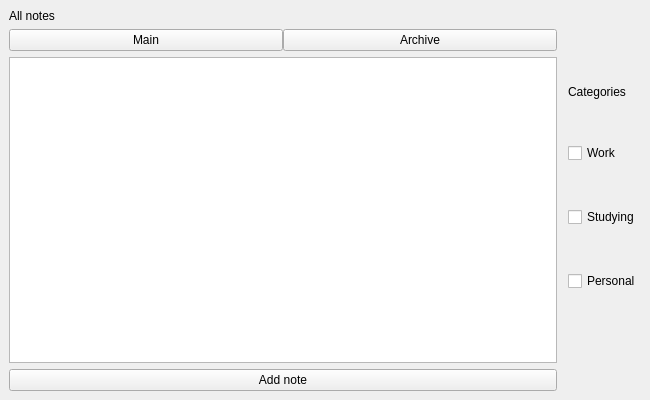
First picture: the form in 3rd term/Lab2/mainwindow.ui, repository einoorish/uni_assignments, before the edit.
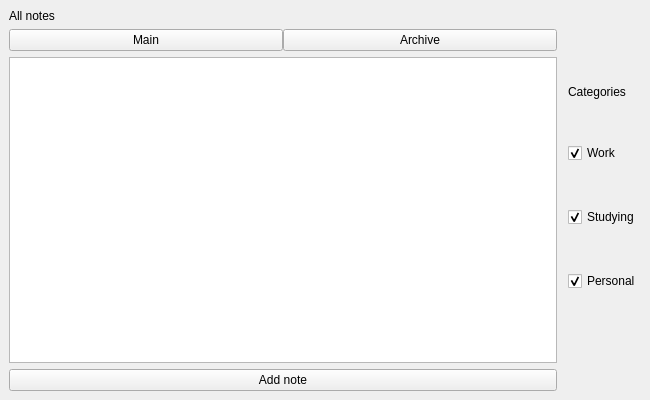
Second picture: the form after the edit. Icons and pictures are not drawn.

Patch:
```diff
--- a/3rd term/Lab2/mainwindow.ui
+++ b/3rd term/Lab2/mainwindow.ui
@@ -132,6 +132,9 @@
         <property name="text">
          <string>Work</string>
         </property>
+        <property name="checked">
+         <bool>true</bool>
+        </property>
        </widget>
       </item>
       <item>
@@ -139,6 +142,9 @@
         <property name="text">
          <string>Studying</string>
         </property>
+        <property name="checked">
+         <bool>true</bool>
+        </property>
        </widget>
       </item>
       <item>
@@ -146,6 +152,9 @@
         <property name="text">
          <string>Personal</string>
         </property>
+        <property name="checked">
+         <bool>true</bool>
+        </property>
        </widget>
       </item>
       <item>
```
Left out of the diff: 6 changed lines with no effect on the pictures.
